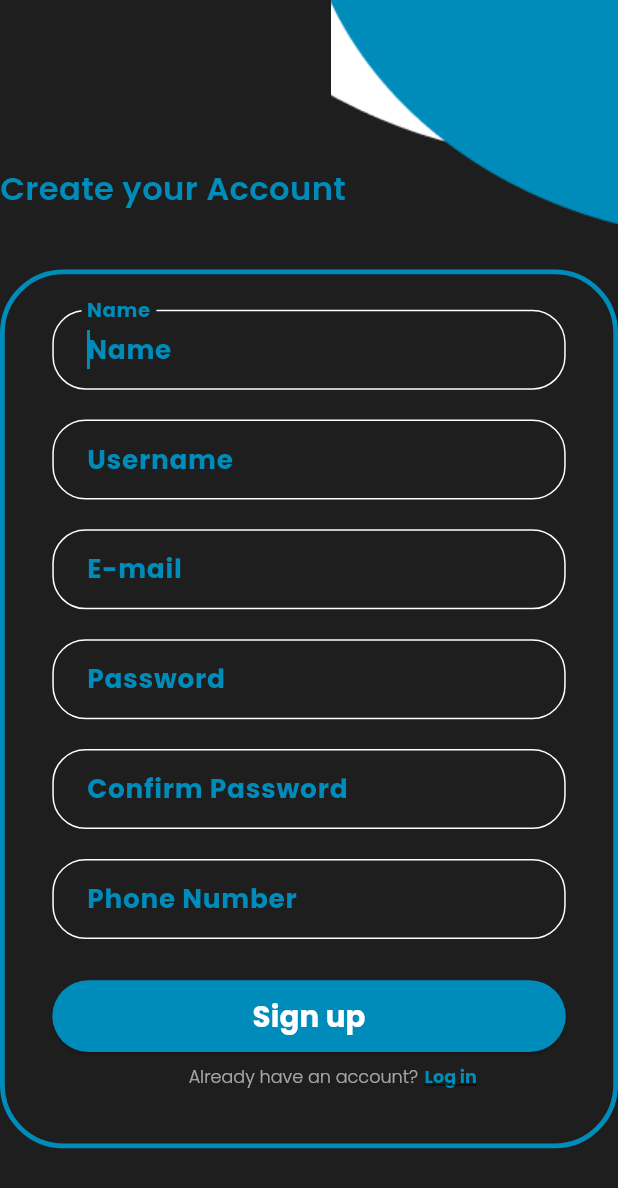
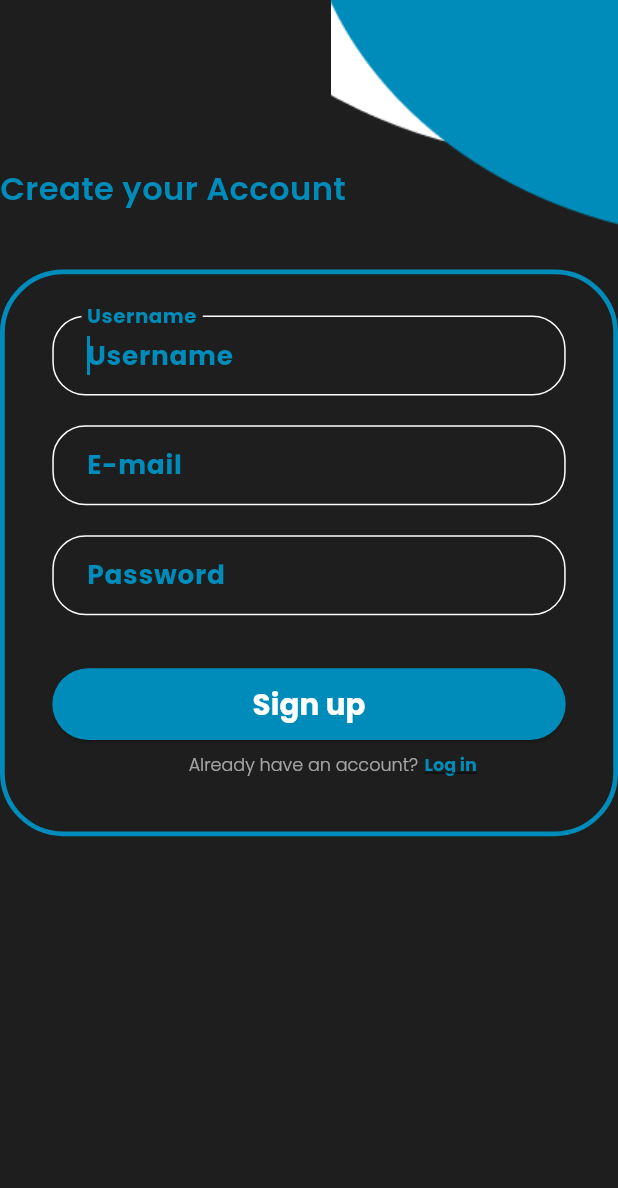
Before and after one commit to ibrahimashraf169/UI2, a Flutter app: the screen it shows after launch, after a tap on "Sign up", on a phone screen of 412 x 824 dp. Shown: the top 1188 px of the screen. Run offline on Flutter 3.47's test engine with Material 3 defaults, Android fonts, the phone set to English and light mode, and no system bars; our stand-ins replace cached_network_image, flutter_svg; network calls fail.

Commit message:
sign up ui done login in ui done sign up auth process

```diff
--- a/lib/main.dart
+++ b/lib/main.dart
@@ -22,7 +22,7 @@ class MyApp extends StatelessWidget {
       builder: (context, orientation, deviceType) {
         return MaterialApp(
           theme: theme,
-          title: 'ibrahim_s_application1',
+          title: 'Tombile',
           debugShowCheckedModeBanner: false,
           initialRoute: AppRoutes.signUpScreen,
           routes: AppRoutes.routes,
--- /dev/null
+++ b/lib/model/signup.dart
@@ -0,0 +1,15 @@
+import 'package:flutter/cupertino.dart';
+
+class User{
+  final String username;
+  final String email;
+  final String password;
+  final String role;
+  User({
+    required this.username,
+    required this.email,
+    required this.password,
+      required this.role,
+});
+
+}
--- a/lib/presentation/sign_up_screen/sign_up_screen.dart
+++ b/lib/presentation/sign_up_screen/sign_up_screen.dart
@@ -1,18 +1,38 @@
+import 'dart:convert';
+import 'package:http/http.dart' as http;
+import 'dart:io';
 import 'package:flutter/material.dart';
+import 'package:http/http.dart';
 import 'package:ibrahim_s_application1/core/app_export.dart';
 import 'package:ibrahim_s_application1/widgets/custom_elevated_button.dart';
 import 'package:ibrahim_s_application1/widgets/custom_floating_text_field.dart';
 
+import '../../model/signup.dart';
+
 // ignore_for_file: must_be_immutable
-class SignUpScreen extends StatelessWidget {
+class SignUpScreen extends StatefulWidget {
+
   SignUpScreen({Key? key}) : super(key: key);
 
+  @override
+  State<SignUpScreen> createState() => _SignUpScreenState();
+}
+
+class _SignUpScreenState extends State<SignUpScreen> {
+  List<User> users=[];
+
   TextEditingController nameController = TextEditingController();
+
   TextEditingController userNameController = TextEditingController();
+
   TextEditingController emailController = TextEditingController();
+
   TextEditingController passwordController = TextEditingController();
+
   TextEditingController confirmpasswordController = TextEditingController();
+
   TextEditingController phoneNumberController = TextEditingController();
+
   GlobalKey<FormState> _formKey = GlobalKey<FormState>();
 
   @override
@@ -37,7 +57,7 @@ class SignUpScreen extends StatelessWidget {
                     child: Column(
                       mainAxisSize: MainAxisSize.min,
                       children: [
-                        _buildName(context),
+                        //_buildName(context),
                         SizedBox(height: 4.v),
                         _buildUserName(context),
                         SizedBox(height: 4.v),
@@ -45,9 +65,9 @@ class SignUpScreen extends StatelessWidget {
                         SizedBox(height: 4.v),
                         _buildPassword(context),
                         SizedBox(height: 4.v),
-                        _buildConfirmpassword(context),
+                        //_buildConfirmpassword(context),
                         SizedBox(height: 4.v),
-                        _buildPhoneNumber(context),
+                        //_buildPhoneNumber(context),
                         SizedBox(height: 20.v),
                         _buildSignUp(context),
 
@@ -93,20 +113,20 @@ class SignUpScreen extends StatelessWidget {
       ),
     );
   }
-  Widget _buildName(BuildContext context) {
-    return Padding(
-      padding: EdgeInsets.symmetric(vertical: 8.0),
-      child: CustomFloatingTextField(
-        width: 348.h,
-        controller: nameController,
-        labelText: "Name",
-        labelStyle: theme.textTheme.titleMedium!,
-        hintText: "Name",
-        alignment: Alignment.bottomLeft,
-        contentPadding: EdgeInsets.symmetric(vertical: 14.v, horizontal: 18.h),
-      ),
-    );
-  }
+  // Widget _buildName(BuildContext context) {
+  //   return Padding(
+  //     padding: EdgeInsets.symmetric(vertical: 8.0),
+  //     child: CustomFloatingTextField(
+  //       width: 348.h,
+  //       controller: nameController,
+  //       labelText: "Name",
+  //       labelStyle: theme.textTheme.titleMedium!,
+  //       hintText: "Name",
+  //       alignment: Alignment.bottomLeft,
+  //       contentPadding: EdgeInsets.symmetric(vertical: 14.v, horizontal: 18.h),
+  //     ),
+  //   );
+  // }
 
   Widget _buildUserName(BuildContext context) {
     return Padding(
@@ -156,39 +176,39 @@ class SignUpScreen extends StatelessWidget {
     );
   }
 
-  Widget _buildConfirmpassword(BuildContext context) {
-    return Padding(
-      padding: EdgeInsets.symmetric(vertical: 8.0),
-      child: CustomFloatingTextField(
-        width: 348.h,
-        controller: confirmpasswordController,
-        labelText: "Confirm Password",
-        labelStyle: theme.textTheme.titleMedium!,
-        hintText: "Confirm Password",
-        textInputType: TextInputType.visiblePassword,
-        obscureText: true,
-        alignment: Alignment.bottomLeft,
-        contentPadding: EdgeInsets.symmetric(vertical: 14.v, horizontal: 18.h),
-      ),
-    );
-  }
+  // Widget _buildConfirmpassword(BuildContext context) {
+  //   return Padding(
+  //     padding: EdgeInsets.symmetric(vertical: 8.0),
+  //     child: CustomFloatingTextField(
+  //       width: 348.h,
+  //       controller: confirmpasswordController,
+  //       labelText: "Confirm Password",
+  //       labelStyle: theme.textTheme.titleMedium!,
+  //       hintText: "Confirm Password",
+  //       textInputType: TextInputType.visiblePassword,
+  //       obscureText: true,
+  //       alignment: Alignment.bottomLeft,
+  //       contentPadding: EdgeInsets.symmetric(vertical: 14.v, horizontal: 18.h),
+  //     ),
+  //   );
+  // }
 
-  Widget _buildPhoneNumber(BuildContext context) {
-    return Padding(
-      padding: EdgeInsets.symmetric(vertical: 8.0),
-      child: CustomFloatingTextField(
-        width: 348.h,
-        controller: phoneNumberController,
-        labelText: "Phone Number",
-        labelStyle: theme.textTheme.titleMedium!,
-        hintText: "Phone Number",
-        textInputAction: TextInputAction.done,
-        textInputType: TextInputType.phone,
-        alignment: Alignment.bottomLeft,
-        contentPadding: EdgeInsets.symmetric(vertical: 14.v, horizontal: 18.h),
-      ),
-    );
-  }
+  // Widget _buildPhoneNumber(BuildContext context) {
+  //   return Padding(
+  //     padding: EdgeInsets.symmetric(vertical: 8.0),
+  //     child: CustomFloatingTextField(
+  //       width: 348.h,
+  //       controller: phoneNumberController,
+  //       labelText: "Phone Number",
+  //       labelStyle: theme.textTheme.titleMedium!,
+  //       hintText: "Phone Number",
+  //       textInputAction: TextInputAction.done,
+  //       textInputType: TextInputType.phone,
+  //       alignment: Alignment.bottomLeft,
+  //       contentPadding: EdgeInsets.symmetric(vertical: 14.v, horizontal: 18.h),
+  //     ),
+  //   );
+  // }
 
 
   Widget _buildSignUp(BuildContext context) {
@@ -196,6 +216,10 @@ class SignUpScreen extends StatelessWidget {
       height: 49.v,
       text: "Sign up",
       buttonStyle: CustomButtonStyles.fillPrimary,
+      onPressed: () {
+        signup(emailController.text.toString(),passwordController.text.toString(),userNameController.text.toString());
+
+      },
     );
   }
 
@@ -234,4 +258,37 @@ class SignUpScreen extends StatelessWidget {
   onTapTxtAlreadyhavean(BuildContext context) {
     Navigator.pushNamed(context, AppRoutes.loginScreen);
   }
+
+  void signup(String email, String password, String username) async {
+    print("Attempting signup with username: $username, email: $email");
+
+    try {
+      Response response = await post(
+        Uri.parse('http://192.168.209.1:8080/auth/register'), //or  192.168.145.1
+        body: {
+          'username': username,
+          'email': email,
+          'password': password,
+        },
+      );
+
+      print("Response status code: ${response.statusCode}");
+      print("Response body: ${response.body}");
+
+      if (response.statusCode == 200) {
+        print("Signup successful");
+      } else {
+        print("Signup failed with status: ${response.statusCode}");
+      }
+    } on SocketException catch (e) {
+      print("SocketException: $e");
+    } on ClientException catch (e) {
+      print("ClientException: $e");
+    } catch (e) {
+      print("Error: $e");
+    }
+  }
+
+
+
 }
--- a/pubspec.yaml
+++ b/pubspec.yaml
@@ -2,8 +2,10 @@ name: ibrahim_s_application1
 description: A new Flutter project.
 version: 1.0.0+1
 environment:
+
   sdk: '>=2.12.0 <3.0.0'
 dependencies:
+  http: ^1.0.1
   flutter:
     sdk: flutter
   cached_network_image: ^3.3.0
```
Also changed, not shown: lib/presentation/login_screen/login_screen.dart (+72 -86 lines).
